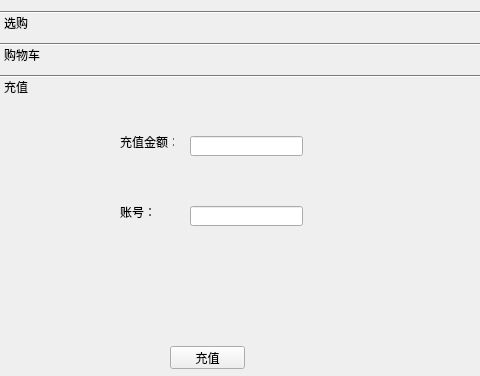
The window that myclient.ui (XMeleny/DB) describes before a commit, drawn with Qt 5; both pictures show x 0 to 480 and y 0 to 376 of the 807 by 496 pixel window.
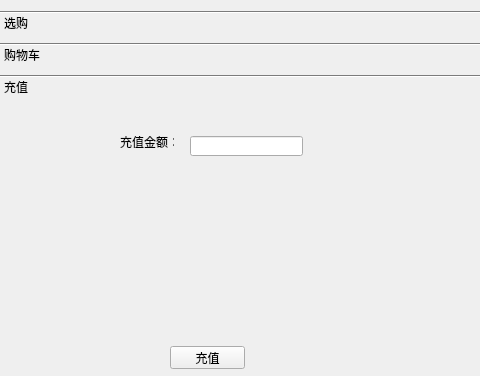
The same window after the commit. The open tabs and pages were chosen to show the change.

The edit to the form file:
```diff
--- a/myclient.ui
+++ b/myclient.ui
@@ -430,19 +430,6 @@
       <string>充值金额：</string>
      </property>
     </widget>
-    <widget class="QLabel" name="label_16">
-     <property name="geometry">
-      <rect>
-       <x>120</x>
-       <y>100</y>
-       <width>54</width>
-       <height>12</height>
-      </rect>
-     </property>
-     <property name="text">
-      <string>账号：</string>
-     </property>
-    </widget>
     <widget class="QLineEdit" name="ChargeMoney">
      <property name="geometry">
       <rect>
@@ -453,16 +440,6 @@
       </rect>
      </property>
     </widget>
-    <widget class="QLineEdit" name="lineEdit_3">
-     <property name="geometry">
-      <rect>
-       <x>190</x>
-       <y>100</y>
-       <width>113</width>
-       <height>20</height>
-      </rect>
-     </property>
-    </widget>
     <widget class="QPushButton" name="charge">
      <property name="geometry">
       <rect>
```
Left out of the diff: 14 changed lines with no effect on the pictures.
